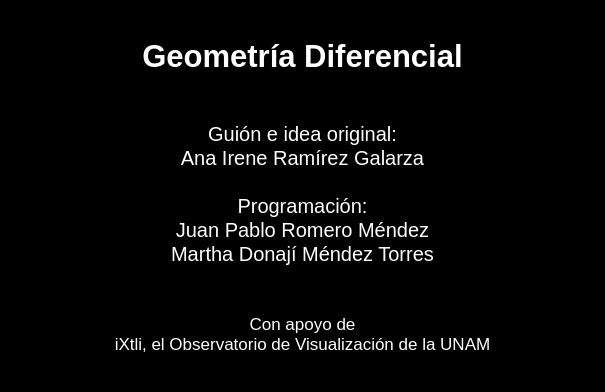
The window that ui/presentacion.ui (jpablo/geomdif) describes before a commit, drawn with Qt 5.
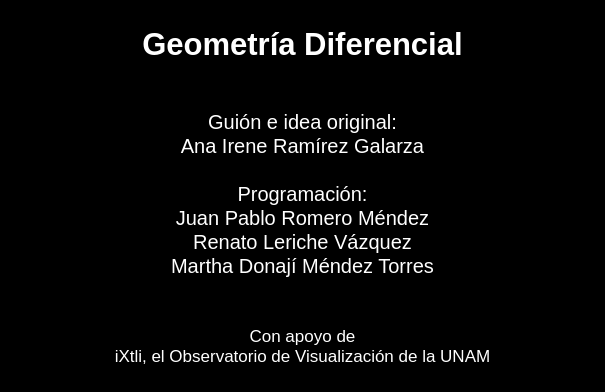
The same window after the commit.

Commit message: Avance en curvaturas normales! Aunque faltan algunas correcciones...

```diff
--- a/ui/presentacion.ui
+++ b/ui/presentacion.ui
@@ -42,7 +42,7 @@
       <string>&lt;!DOCTYPE HTML PUBLIC &quot;-//W3C//DTD HTML 4.0//EN&quot; &quot;http://www.w3.org/TR/REC-html40/strict.dtd&quot;&gt;
 &lt;html&gt;&lt;head&gt;&lt;meta name=&quot;qrichtext&quot; content=&quot;1&quot; /&gt;&lt;style type=&quot;text/css&quot;&gt;
 p, li { white-space: pre-wrap; }
-&lt;/style&gt;&lt;/head&gt;&lt;body style=&quot; font-family:'Sans Serif'; font-size:10pt; font-weight:400; font-style:normal;&quot;&gt;
+&lt;/style&gt;&lt;/head&gt;&lt;body style=&quot; font-family:'Ubuntu'; font-size:11pt; font-weight:400; font-style:normal;&quot;&gt;
 &lt;p style=&quot; margin-top:0px; margin-bottom:0px; margin-left:0px; margin-right:0px; -qt-block-indent:0; text-indent:0px;&quot;&gt;&lt;span style=&quot; font-family:'MS Shell Dlg 2'; font-size:23pt; font-weight:600;&quot;&gt;Geometría Diferencial&lt;/span&gt;&lt;/p&gt;
 &lt;p style=&quot;-qt-paragraph-type:empty; margin-top:0px; margin-bottom:0px; margin-left:0px; margin-right:0px; -qt-block-indent:0; text-indent:0px; font-family:'MS Shell Dlg 2'; font-size:15pt;&quot;&gt;&lt;/p&gt;
 &lt;p style=&quot;-qt-paragraph-type:empty; margin-top:0px; margin-bottom:0px; margin-left:0px; margin-right:0px; -qt-block-indent:0; text-indent:0px; font-family:'MS Shell Dlg 2'; font-size:15pt;&quot;&gt;&lt;/p&gt;
@@ -51,6 +51,7 @@
 &lt;p style=&quot;-qt-paragraph-type:empty; margin-top:0px; margin-bottom:0px; margin-left:0px; margin-right:0px; -qt-block-indent:0; text-indent:0px; font-family:'MS Shell Dlg 2'; font-size:15pt;&quot;&gt;&lt;/p&gt;
 &lt;p style=&quot; margin-top:0px; margin-bottom:0px; margin-left:0px; margin-right:0px; -qt-block-indent:0; text-indent:0px;&quot;&gt;&lt;span style=&quot; font-family:'MS Shell Dlg 2'; font-size:15pt;&quot;&gt;Programación:&lt;/span&gt;&lt;/p&gt;
 &lt;p style=&quot; margin-top:0px; margin-bottom:0px; margin-left:0px; margin-right:0px; -qt-block-indent:0; text-indent:0px;&quot;&gt;&lt;span style=&quot; font-family:'MS Shell Dlg 2'; font-size:15pt;&quot;&gt;Juan Pablo Romero Méndez&lt;/span&gt;&lt;/p&gt;
+&lt;p style=&quot; margin-top:0px; margin-bottom:0px; margin-left:0px; margin-right:0px; -qt-block-indent:0; text-indent:0px;&quot;&gt;&lt;span style=&quot; font-family:'MS Shell Dlg 2'; font-size:15pt;&quot;&gt;Renato Leriche Vázquez&lt;/span&gt;&lt;/p&gt;
 &lt;p style=&quot; margin-top:0px; margin-bottom:0px; margin-left:0px; margin-right:0px; -qt-block-indent:0; text-indent:0px;&quot;&gt;&lt;span style=&quot; font-family:'MS Shell Dlg 2'; font-size:15pt;&quot;&gt;Martha Donají Méndez Torres&lt;/span&gt;&lt;/p&gt;
 &lt;p style=&quot;-qt-paragraph-type:empty; margin-top:0px; margin-bottom:0px; margin-left:0px; margin-right:0px; -qt-block-indent:0; text-indent:0px; font-family:'MS Shell Dlg 2'; font-size:15pt;&quot;&gt;&lt;/p&gt;
 &lt;p style=&quot;-qt-paragraph-type:empty; margin-top:0px; margin-bottom:0px; margin-left:0px; margin-right:0px; -qt-block-indent:0; text-indent:0px; font-family:'MS Shell Dlg 2'; font-size:15pt;&quot;&gt;&lt;/p&gt;
```
The commit also changes 1 other file.
